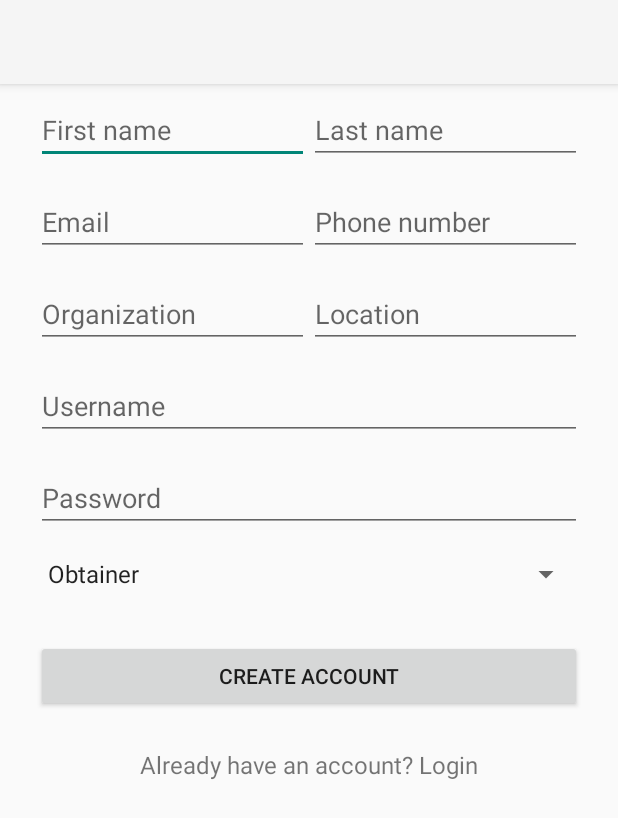
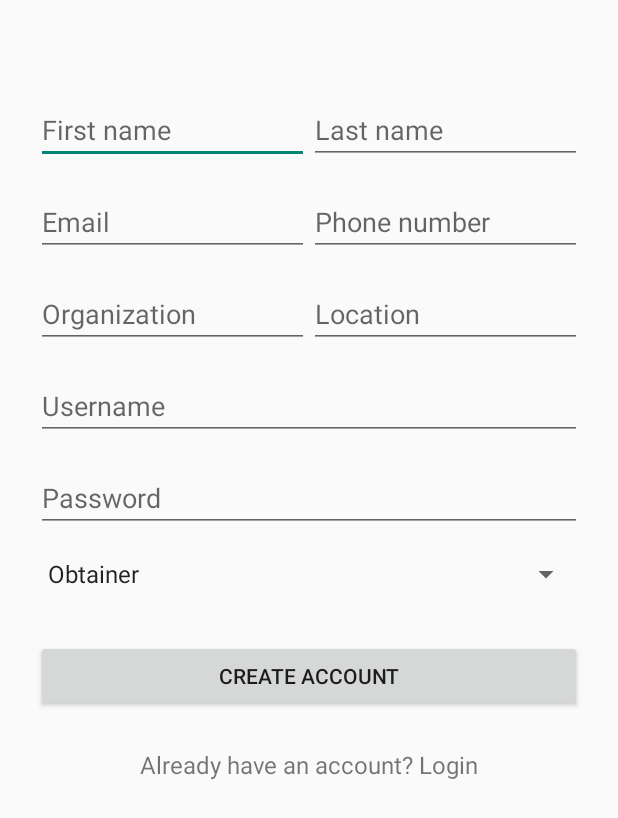
Before and after one commit to khann18/Care-to-Share, an Android app: the CreateAccountActivity screen opened directly, with no data from a screen before it, on a phone screen of 412 x 824 dp. Shown: the top 818 px of the screen. Run offline under Robolectric (Android 15) with nearby library versions, the phone set to English and light mode, and no system bars.

```diff
--- a/mobile/app/src/main/AndroidManifest.xml
+++ b/mobile/app/src/main/AndroidManifest.xml
@@ -18,7 +18,7 @@
         android:roundIcon="@mipmap/icon_round"
         android:supportsRtl="true"
         android:usesCleartextTraffic="true"
-        >
+        android:theme="@style/AppTheme">
 
         <activity android:name=".MainActivity"></activity>
 
@@ -26,6 +26,7 @@
             android:name=".ui.login.CreateAccountActivity"
             android:label="@string/title_activity_create_account"
             android:theme="@style/NoActionBar"></activity>
+
         <activity
             android:name=".ui.login.LoginActivity"
             android:label="@string/title_activity_login">
--- a/mobile/app/src/main/res/layout/activity_create_account.xml
+++ b/mobile/app/src/main/res/layout/activity_create_account.xml
@@ -6,19 +6,19 @@
     android:layout_height="match_parent"
     tools:context=".ui.login.CreateAccountActivity">
 
-    <com.google.android.material.appbar.AppBarLayout
-        android:layout_width="match_parent"
-        android:layout_height="wrap_content"
-        android:theme="@style/AppBarOverlay">
+<!--    <com.google.android.material.appbar.AppBarLayout-->
+<!--        android:layout_width="match_parent"-->
+<!--        android:layout_height="wrap_content"-->
+<!--        android:theme="@style/AppBarOverlay">-->
 
-        <androidx.appcompat.widget.Toolbar
-            android:id="@+id/toolbar"
-            android:layout_width="match_parent"
-            android:layout_height="?attr/actionBarSize"
-            android:background="?attr/colorPrimary"
-            app:popupTheme="@style/PopupOverlay" />
+<!--        <androidx.appcompat.widget.Toolbar-->
+<!--            android:id="@+id/toolbar"-->
+<!--            android:layout_width="match_parent"-->
+<!--            android:layout_height="?attr/actionBarSize"-->
+<!--            android:background="?attr/colorPrimary"-->
+<!--            app:popupTheme="@style/PopupOverlay" />-->
 
-    </com.google.android.material.appbar.AppBarLayout>
+<!--    </com.google.android.material.appbar.AppBarLayout>-->
 
     <include layout="@layout/content_create_account" />
 
```
Also changed, not shown: mobile/app/src/main/res/values/styles.xml (indentation only), 1 other file.
